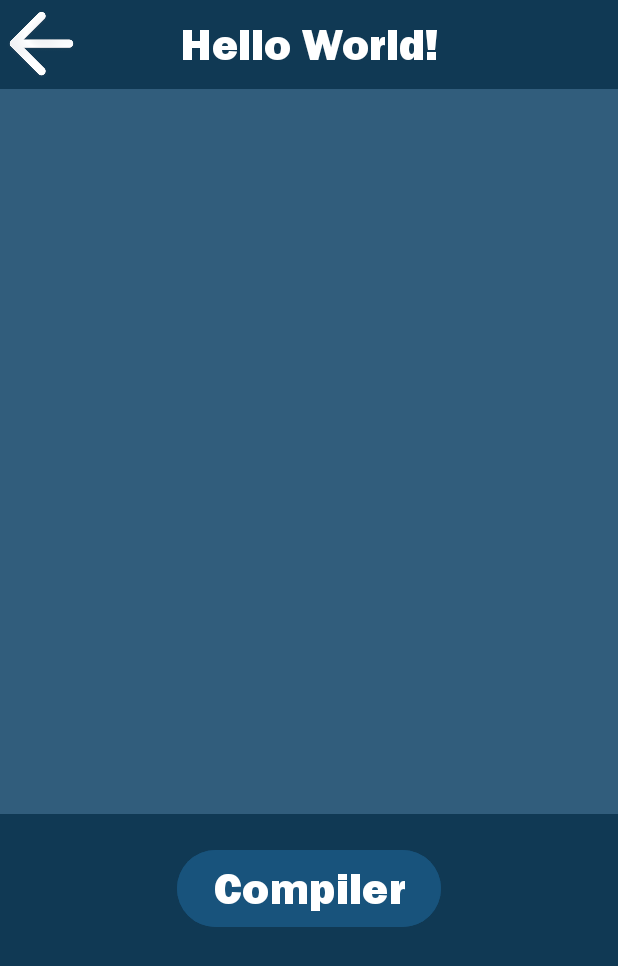
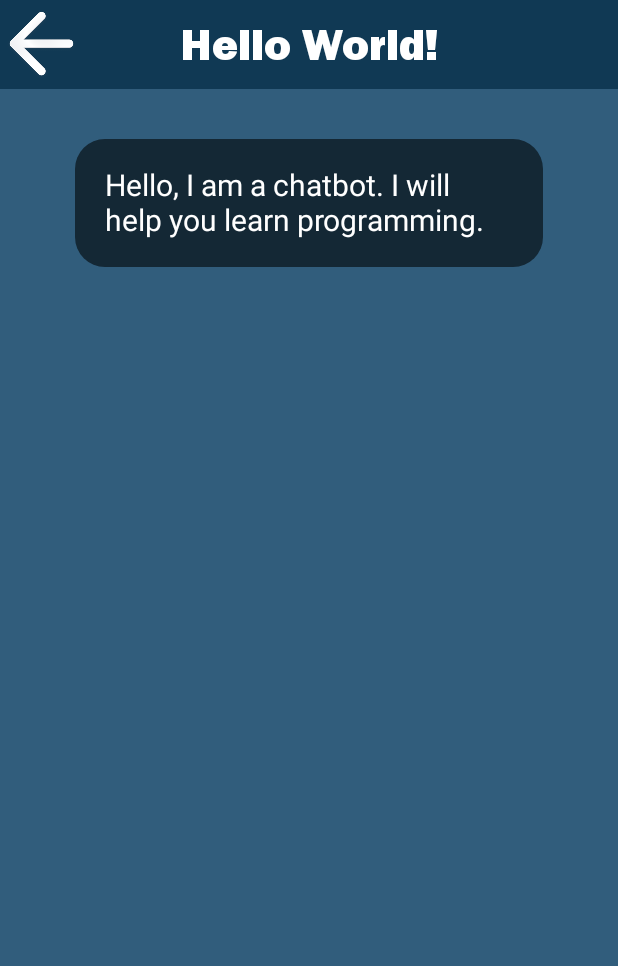
Before and after one commit to 22DP3RGris/ForgetfulCoder, an Android app: the activity_chat_1_1uzd screen opened directly, with no data from a screen before it, on a phone screen of 412 x 824 dp. Shown: the top 966 px of the screen. Run offline under Robolectric (Android 15) with nearby library versions, the phone set to English and light mode, and no system bars.

Commit message:
Chat update

```diff
--- a/app/src/main/res/layout/activity_chat11uzd.xml
+++ b/app/src/main/res/layout/activity_chat11uzd.xml
@@ -1,6 +1,6 @@
 <?xml version="1.0" encoding="utf-8"?>
 <ScrollView
-    android:background="@color/topbar"
+    android:background="@color/background"
     xmlns:android="http://schemas.android.com/apk/res/android"
     xmlns:tools="http://schemas.android.com/tools"
     android:layout_width="match_parent"
@@ -13,7 +13,7 @@
 
         <TextView
             android:id="@+id/navBarFill"
-            android:layout_above="@+id/chat1"
+            android:layout_above="@+id/message1"
             android:background="@color/topbar"
             android:backgroundTint="@color/topbar"
             android:layout_width="match_parent"
@@ -45,53 +45,79 @@
             android:layout_width="55dp"
             android:gravity="center"
             android:layout_height="wrap_content"
-            android:layout_above="@+id/chat1"
+            android:layout_above="@+id/message1"
             android:layout_alignParentTop="true"
             android:backgroundTint="@color/topbar"
             android:src="@drawable/back_btn_png"
             android:contentDescription="@string/back_hover_text" />
 
-
-
-
-
         <TextView
-            android:id="@+id/chat1"
-            android:layout_width="match_parent"
-            android:layout_height="wrap_content"
-            android:layout_below="@id/headcat"
-            android:lines="100"
-            android:maxLines="100"
-            android:minLines="30"
-            android:background="@color/background"/>
-
-        <TextView
+            android:id="@+id/message1"
             android:layout_width="match_parent"
             android:layout_height="wrap_content"
             android:layout_below="@id/headcat"
             android:layout_marginTop="30dp"
             android:layout_marginHorizontal="50dp"
-            android:text="@string/chat1"
+            android:text="@string/message1"
             android:textSize="20sp"
             android:background="@drawable/dialoga_box"
-            android:padding="10dp"
+            android:padding="20dp"
+            android:textColor="@color/white" />
+
+        <TextView
+            android:id="@+id/message2"
+            android:layout_width="match_parent"
+            android:layout_height="wrap_content"
+            android:layout_below="@id/message1"
+            android:layout_marginTop="30dp"
+            android:layout_marginHorizontal="50dp"
+            android:text="@string/message2"
+            android:textSize="20sp"
+            android:background="@drawable/dialoga_box"
+            android:padding="20dp"
             android:textColor="@color/white"
-            android:visibility="gone"
-            />
+            android:visibility="gone"/>
+
+        <TextView
+            android:id="@+id/message3"
+            android:layout_width="match_parent"
+            android:layout_height="wrap_content"
+            android:layout_below="@id/message2"
+            android:layout_marginTop="30dp"
+            android:layout_marginHorizontal="50dp"
+            android:text="@string/message3"
+            android:textSize="20sp"
+            android:background="@drawable/dialoga_box"
+            android:padding="20dp"
+            android:textColor="@color/white"
+            android:visibility="gone"/>
+
+        <TextView
+            android:id="@+id/message4"
+            android:layout_width="match_parent"
+            android:layout_height="wrap_content"
+            android:layout_below="@id/message3"
+            android:layout_marginTop="30dp"
+            android:layout_marginHorizontal="50dp"
+            android:text="@string/message4"
+            android:textSize="20sp"
+            android:background="@drawable/dialoga_box"
+            android:padding="20dp"
+            android:textColor="@color/white"
+            android:visibility="gone"/>
 
         <Button
             android:layout_width="wrap_content"
             android:layout_height="wrap_content"
             android:id="@+id/goToComp"
-            android:layout_below="@+id/chat1"
+            android:layout_below="@+id/message3"
             android:layout_centerHorizontal="true"
             android:layout_marginTop="20dp"
             android:text="@string/compiler"
             android:backgroundTint="@color/login_register_button_color"
             android:fontFamily="@font/franklingothicheavy"
-            android:textSize="30sp" />
-
-
+            android:textSize="30sp"
+            android:visibility="gone"/>
 
 
     </RelativeLayout>
--- a/app/src/main/res/values/strings.xml
+++ b/app/src/main/res/values/strings.xml
@@ -34,7 +34,8 @@
 
     <!--Chat1 -->
     <string name="cat_1_uzd_1">Hello World!</string>
-    <string name="chat1">Hello, I am a chatbot. I will help you learn programming.</string>
+    <string name="message1">Hello, I am a chatbot. I will help you learn programming.</string>
+    <string name="message2">Hello, I am a chatbot. I will help you learn programming.</string>
     <string name="task_description">The first thing any programmer\nshould do is type"Hello World!".\n\nTry to make this program.</string>
     <string name="function_name">ProgrammingBasicsFirst</string>
 
```
